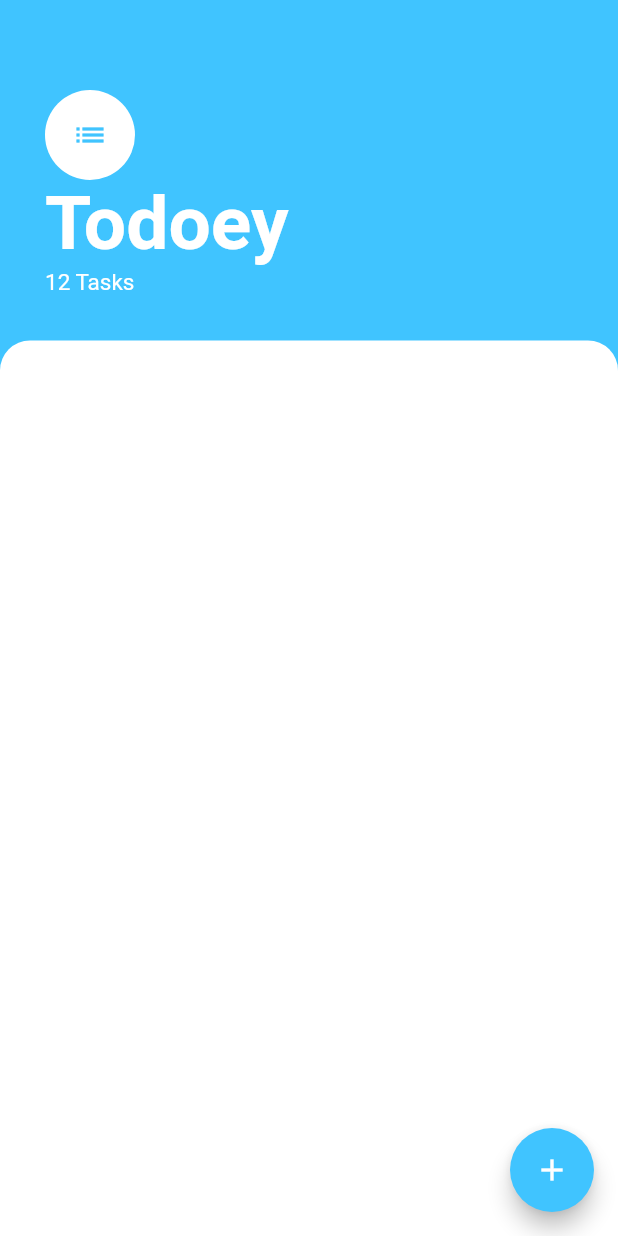
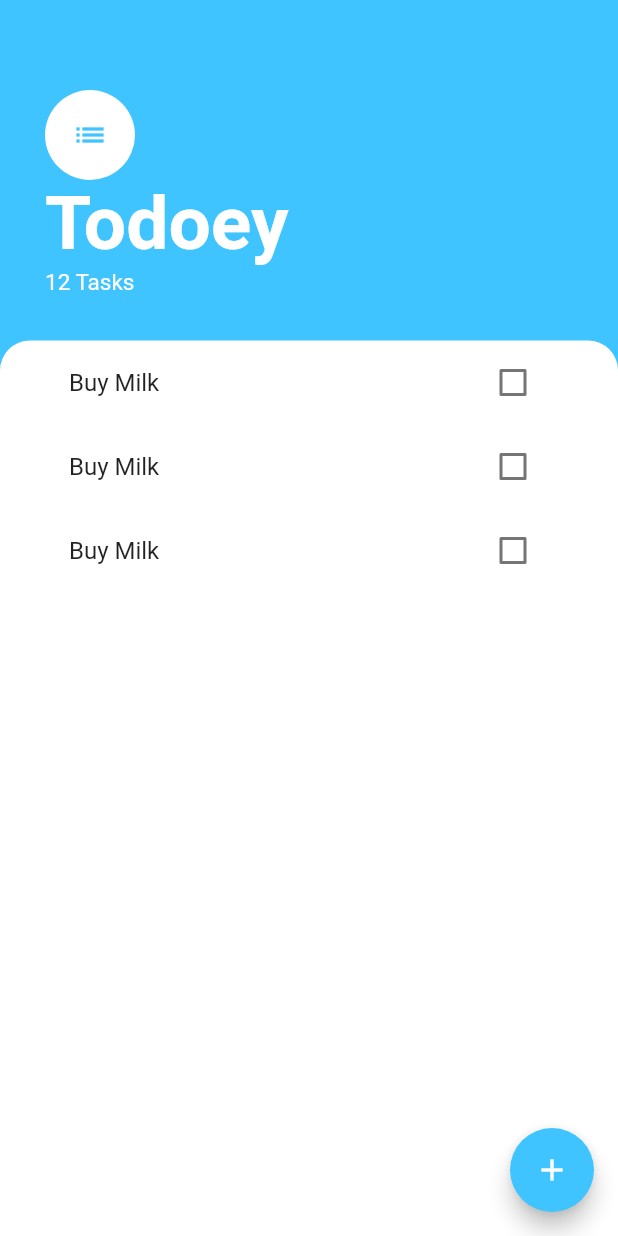
Before and after one commit to MostafaAE/todoey_flutter, a Flutter app: the screen it shows after launch, on a phone screen of 412 x 824 dp. Run offline on Flutter 3.47's test engine with Material 2 defaults, Android fonts, the phone set to English and light mode, and no system bars.

Commit message:
tasks list

```diff
--- a/lib/screens/tasks-screen.dart
+++ b/lib/screens/tasks-screen.dart
@@ -1,4 +1,5 @@
 import 'package:flutter/material.dart';
+import 'package:todoey_flutter/widgets/tasks-list.dart';
 
 class TasksScreen extends StatelessWidget {
   @override
@@ -18,7 +19,11 @@ class TasksScreen extends StatelessWidget {
         children: [
           Container(
             padding: EdgeInsets.only(
-                left: 30.0, top: 60.0, right: 30.0, bottom: 30.0),
+              left: 30.0,
+              top: 60.0,
+              right: 30.0,
+              bottom: 30.0,
+            ),
             child: Column(
               crossAxisAlignment: CrossAxisAlignment.start,
               children: [
@@ -50,12 +55,18 @@ class TasksScreen extends StatelessWidget {
           ),
           Expanded(
             child: Container(
+              padding: EdgeInsets.only(
+                left: 30.0,
+                right: 30.0,
+              ),
+              child: TasksList(),
               decoration: BoxDecoration(
-                  color: Colors.white,
-                  borderRadius: BorderRadius.only(
-                    topLeft: Radius.circular(20.0),
-                    topRight: Radius.circular(20.0),
-                  )),
+                color: Colors.white,
+                borderRadius: BorderRadius.only(
+                  topLeft: Radius.circular(20.0),
+                  topRight: Radius.circular(20.0),
+                ),
+              ),
             ),
           ),
         ],
--- /dev/null
+++ b/lib/widgets/task-tile.dart
@@ -0,0 +1,14 @@
+import 'package:flutter/material.dart';
+
+class TaskTile extends StatelessWidget {
+  @override
+  Widget build(BuildContext context) {
+    return ListTile(
+      title: Text('Buy Milk'),
+      trailing: Checkbox(
+        value: false,
+        onChanged: (bool newValue) {},
+      ),
+    );
+  }
+}
--- /dev/null
+++ b/lib/widgets/tasks-list.dart
@@ -0,0 +1,15 @@
+import 'package:flutter/material.dart';
+import 'package:todoey_flutter/widgets/task-tile.dart';
+
+class TasksList extends StatelessWidget {
+  @override
+  Widget build(BuildContext context) {
+    return ListView(
+      children: [
+        TaskTile(),
+        TaskTile(),
+        TaskTile(),
+      ],
+    );
+  }
+}
```
